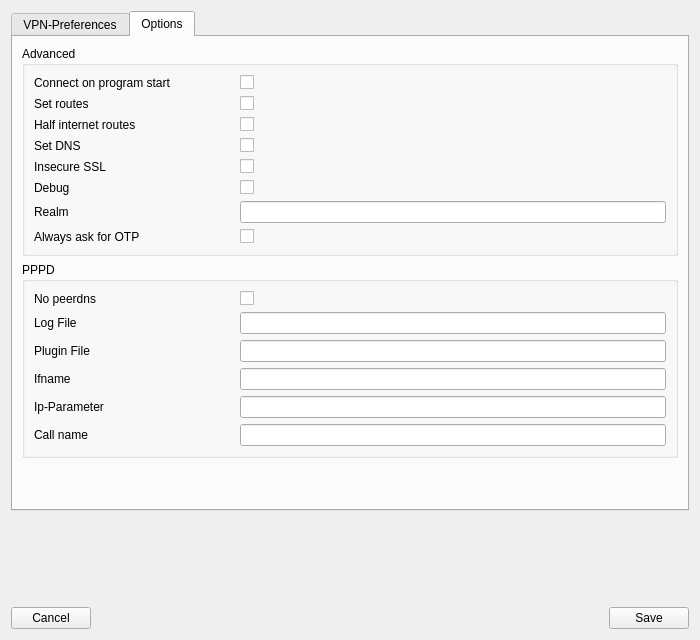
Before: the Qt Designer form openfortigui/vpnprofileeditor.ui in theinvisible/openfortigui, drawn with Qt 5.
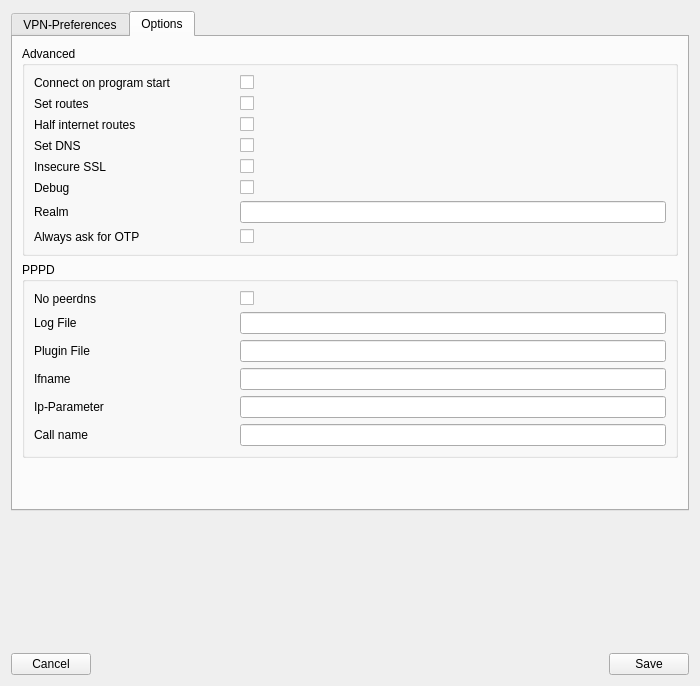
After: the same form once the commit is applied. The open tabs and pages were chosen to show the change.

```diff
--- a/openfortigui/vpnprofileeditor.ui
+++ b/openfortigui/vpnprofileeditor.ui
@@ -7,7 +7,7 @@
     <x>0</x>
     <y>0</y>
     <width>700</width>
-    <height>640</height>
+    <height>686</height>
    </rect>
   </property>
   <property name="windowTitle">
@@ -399,6 +399,12 @@
           </item>
           <item row="8" column="0">
            <widget class="QLabel" name="label_23">
+            <property name="minimumSize">
+             <size>
+              <width>200</width>
+              <height>0</height>
+             </size>
+            </property>
             <property name="text">
              <string>Always ask for OTP</string>
             </property>
```
